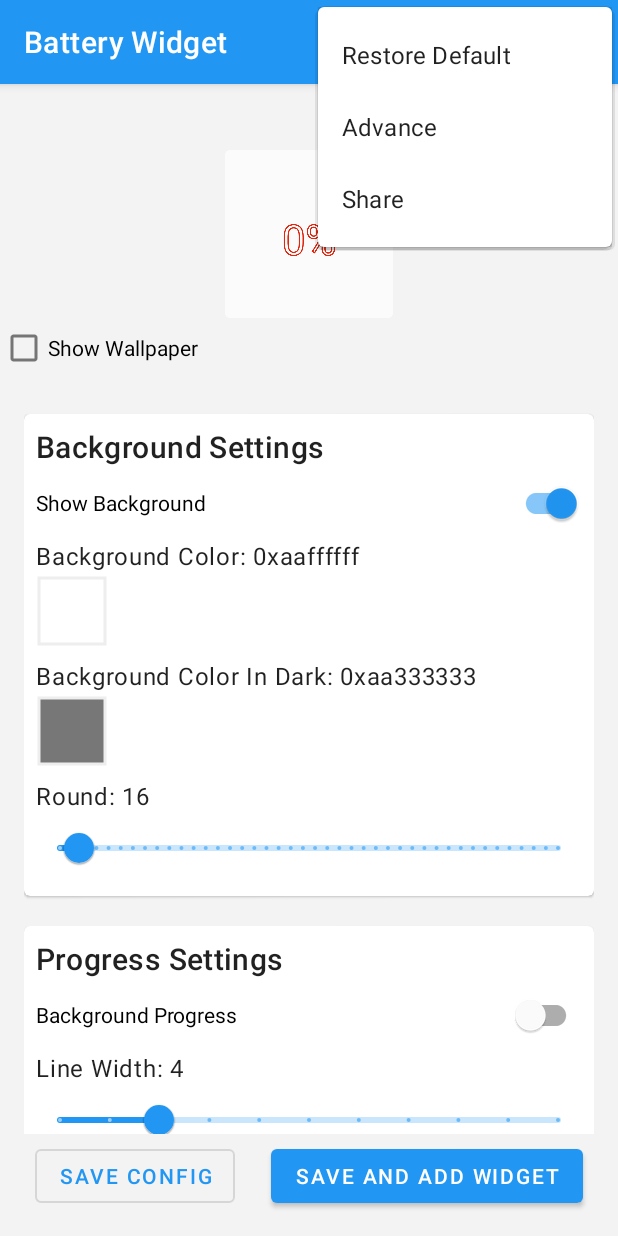
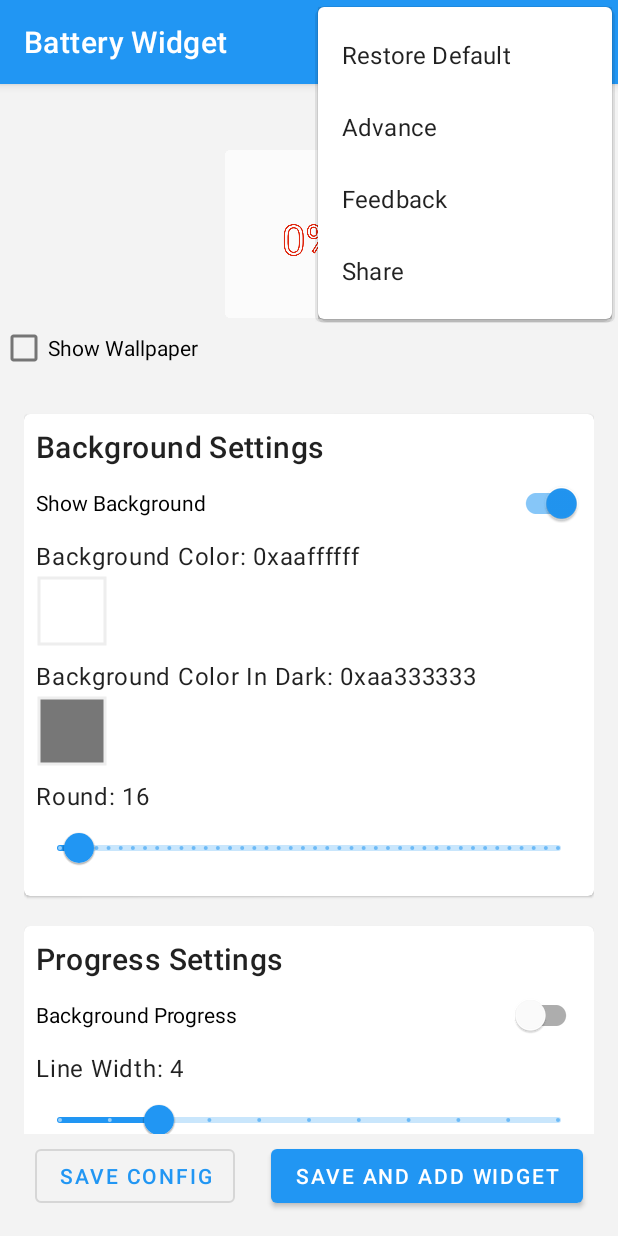
Before and after one commit to xckevin/AndroidBatteryWidget, an Android app: the screen it shows after launch (MainActivity), with the options menu open, on a phone screen of 412 x 824 dp. Run offline under Robolectric (Android 15) with nearby library versions, the phone set to English and light mode, and no system bars; libraries missing offline, so code that uses them is left out: com.alibaba.fastjson, com.flask.colorpicker; 5 statements that could not run were skipped.

Commit message:
feedback

```diff
--- a/app/src/main/java/com/github/xckevin927/android/battery/widget/activity/MainActivity.java
+++ b/app/src/main/java/com/github/xckevin927/android/battery/widget/activity/MainActivity.java
@@ -223,6 +223,8 @@ public class MainActivity extends BaseActivity {
         } else if (item.getItemId() == R.id.id_advance) {
             startActivity(new Intent(this, SettingsActivity.class));
             return true;
+        } else if (item.getItemId() == R.id.id_feedback) {
+            ShareUtil.feedback(this);
         }
         return super.onOptionsItemSelected(item);
     }
--- a/app/src/main/res/menu/menu_main.xml
+++ b/app/src/main/res/menu/menu_main.xml
@@ -10,6 +10,10 @@
         android:title="@string/menu_advance"
         app:showAsAction="never"/>
     <item
+        android:id="@+id/id_feedback"
+        android:title="@string/menu_feedback"
+        app:showAsAction="never" />
+    <item
         android:id="@+id/id_share"
         android:title="@string/menu_share"
         app:showAsAction="never" />
--- a/app/src/main/res/values/strings.xml
+++ b/app/src/main/res/values/strings.xml
@@ -19,6 +19,7 @@
     <string name="choose_color">Choose Color</string>
     <string name="menu_restore_default">Restore Default</string>
     <string name="menu_share">Share</string>
+    <string name="menu_feedback">Feedback</string>
     <string name="menu_advance">Advance</string>
 
     <string name="share_title">Share</string>
```
Also changed, not shown: app/src/main/java/com/github/xckevin927/android/battery/widget/utils/ShareUtil.java (+10 -0 lines).
